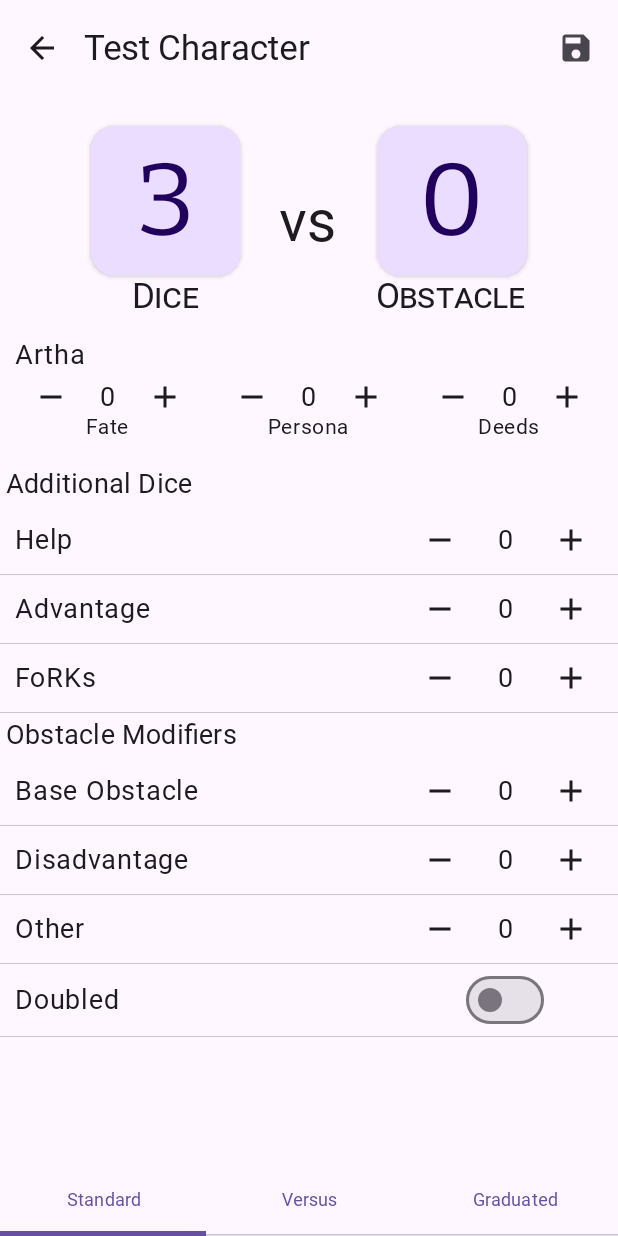
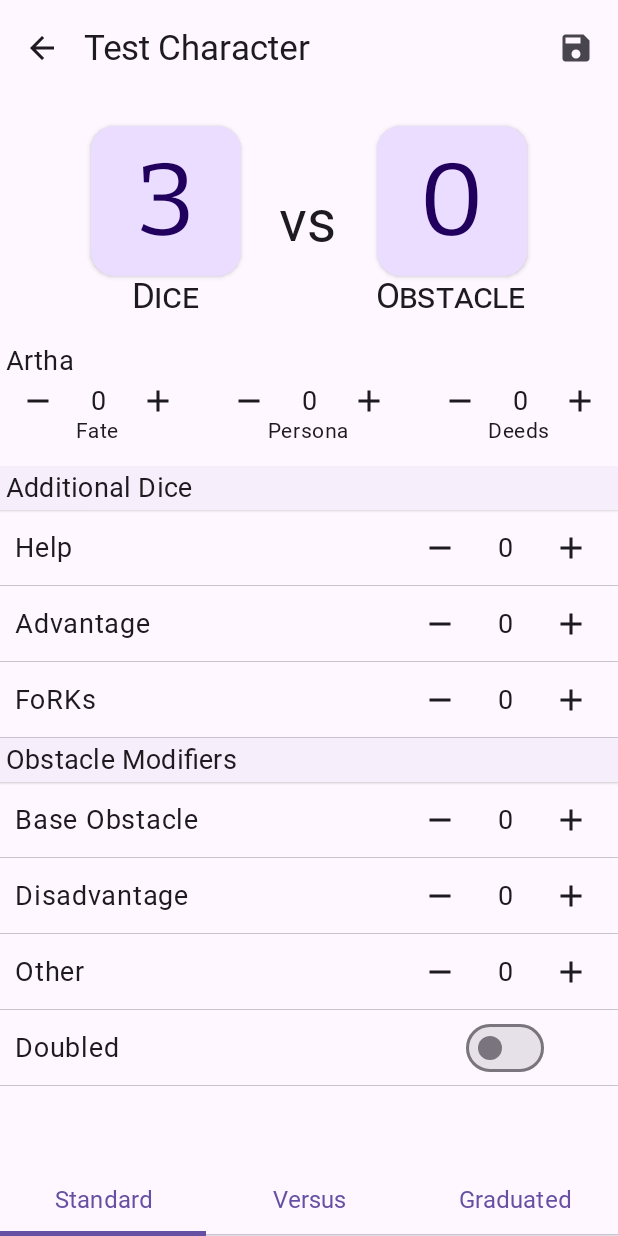
Before and after one commit to CiaraSouthgate/BurningWheelTestTracker, an Android app built with Jetpack Compose: the @Preview function RollScreenPreview, on a phone screen of 412 x 824 dp. Run offline under Robolectric (Android 15) with nearby library versions, the phone set to English and light mode, and no system bars; our stand-ins replace Room's generated code, livedata-compose; Roboto replaces fonts that are not available here.

Commit message:
UI details

```diff
--- a/app/src/main/java/com/ciarasouthgate/burningwheeltesttracker/ui/common/FormSection.kt
+++ b/app/src/main/java/com/ciarasouthgate/burningwheeltesttracker/ui/common/FormSection.kt
@@ -13,18 +13,32 @@ import androidx.compose.ui.unit.dp
 
 @Composable
 fun FormSection(
+    modifier: Modifier = Modifier, titleRes: Int? = null, content: @Composable () -> Unit
+) {
+    FormSection(
+        modifier = modifier,
+        title = {
+            titleRes?.let {
+                Text(
+                    stringResource(titleRes),
+                    style = MaterialTheme.typography.bodyLarge,
+                    modifier = Modifier.padding(bottom = 5.dp)
+                )
+            }
+        },
+        content = content
+    )
+
+}
+
+@Composable
+fun FormSection(
     modifier: Modifier = Modifier,
-    titleRes: Int? = null,
+    title: (@Composable () -> Unit)?,
     content: @Composable () -> Unit
 ) {
     Column(modifier = modifier.fillMaxWidth()) {
-        titleRes?.let {
-            Text(
-                stringResource(titleRes),
-                style = MaterialTheme.typography.bodyLarge,
-                modifier = Modifier.padding(bottom = 5.dp)
-            )
-        }
+        title?.invoke()
         Box(modifier = Modifier.padding(horizontal = 5.dp)) {
             content()
         }
--- a/app/src/main/java/com/ciarasouthgate/burningwheeltesttracker/ui/list/ListSectionWithHeader.kt
+++ b/app/src/main/java/com/ciarasouthgate/burningwheeltesttracker/ui/list/ListSectionWithHeader.kt
@@ -35,7 +35,9 @@ fun <T, U> ListSectionWithHeader(
                 Surface(
                     Modifier
                         .fillMaxWidth()
-                        .background(MaterialTheme.colorScheme.surfaceVariant)
+                        .background(MaterialTheme.colorScheme.surfaceVariant),
+                    tonalElevation = 1.dp,
+                    shadowElevation = 1.dp
                 ) {
                     Text(
                         labelMap?.get(category) ?: category.toString(),
--- a/app/src/main/java/com/ciarasouthgate/burningwheeltesttracker/ui/roll/RollDetail.kt
+++ b/app/src/main/java/com/ciarasouthgate/burningwheeltesttracker/ui/roll/RollDetail.kt
@@ -14,7 +14,6 @@ import androidx.compose.ui.Modifier
 import androidx.compose.ui.res.stringResource
 import androidx.compose.ui.tooling.preview.Preview
 import androidx.compose.ui.unit.dp
-import androidx.compose.ui.unit.sp
 import androidx.lifecycle.MutableLiveData
 import com.ciarasouthgate.burningwheeltesttracker.R
 import com.ciarasouthgate.burningwheeltesttracker.common.RollType
@@ -67,7 +66,7 @@ fun RollDetail(
                 TabRow(selectedTabIndex = selectedTabIndex) {
                     RollType.values().forEachIndexed { index, rollType ->
                         Tab(
-                            text = { Text(stringResource(rollType.nameRes), fontSize = 12.sp) },
+                            text = { Text(stringResource(rollType.nameRes)) },
                             selected = selectedTabIndex == index,
                             onClick = { selectedTabIndex = index }
                         )
--- a/app/src/main/java/com/ciarasouthgate/burningwheeltesttracker/ui/roll/RollDetailContent.kt
+++ b/app/src/main/java/com/ciarasouthgate/burningwheeltesttracker/ui/roll/RollDetailContent.kt
@@ -9,6 +9,7 @@ import androidx.compose.runtime.Composable
 import androidx.compose.ui.Alignment
 import androidx.compose.ui.Modifier
 import androidx.compose.ui.res.stringResource
+import androidx.compose.ui.text.font.FontWeight
 import androidx.compose.ui.tooling.preview.Preview
 import androidx.compose.ui.unit.dp
 import com.ciarasouthgate.burningwheeltesttracker.R
@@ -52,31 +53,39 @@ fun RollDetailContent(
                 )
                 NumberDisplay(
                     value = rollState.obstacle,
-                    label = stringResource(R.string.obstacle)
+                    label = stringResource(
+                        when (rollType) {
+                            RollType.VERSUS -> R.string.opponent
+                            else -> R.string.obstacle
+                        }
+                    )
                 )
             }
         }
 
         FormSection(
-            titleRes = R.string.artha,
-            modifier = Modifier.padding(horizontal = 10.dp)
+            title = {
+                Text(
+                    stringResource(R.string.artha),
+                    style = MaterialTheme.typography.titleMedium,
+                    fontWeight = FontWeight.Bold,
+                    modifier = Modifier.padding(4.dp)
+                )
+            }
         ) {
             Row(
                 horizontalArrangement = Arrangement.spacedBy(20.dp)
             ) {
                 listOf(
+                    IntRollModifier(R.string.fate, rollState.fate),
                     IntRollModifier(
-                        name = stringResource(R.string.fate),
-                        number = rollState.fate
-                    ),
-                    IntRollModifier(
-                        name = stringResource(R.string.persona),
-                        number = rollState.persona,
+                        R.string.persona,
+                        rollState.persona,
                         maxValue = MAX_PERSONA
                     ),
                     IntRollModifier(
-                        name = stringResource(R.string.deeds),
-                        number = rollState.deeds,
+                        R.string.deeds,
+                        rollState.deeds,
                         maxValue = 1
                     )
                 ).forEach {
@@ -89,44 +98,34 @@ fun RollDetailContent(
             }
         }
 
-        val modifiers = mapOf(
-            stringResource(R.string.additional_dice) to listOf(
-                IntRollModifier(
-                    name = stringResource(R.string.help),
-                    number = rollState.helpingDice
-                ),
-                IntRollModifier(
-                    name = stringResource(R.string.advantage),
-                    number = rollState.advantageDice
-                ),
-                IntRollModifier(
-                    name = stringResource(R.string.forks),
-                    number = rollState.forks
-                )
+        val diceModifiers = listOf(
+            IntRollModifier(R.string.help, rollState.helpingDice),
+            IntRollModifier(R.string.advantage, rollState.advantageDice),
+            IntRollModifier(R.string.forks, rollState.forks)
+        )
+        val obstacleModifiers = listOf(
+            IntRollModifier(
+                nameRes = when (rollType) {
+                    RollType.VERSUS -> R.string.opponent_roll
+                    else -> R.string.base_obstacle
+                },
+                number = rollState.baseObstacle
             ),
-            "Obstacle Modifiers" to listOf(
-                IntRollModifier(
-                    name = stringResource(R.string.base_obstacle),
-                    number = rollState.baseObstacle
-                ),
-                IntRollModifier(
-                    name = stringResource(R.string.disadvantage),
-                    number = rollState.disadvantage
-                ),
-                IntRollModifier(
-                    name = stringResource(R.string.other),
-                    number = rollState.otherObstacle
-                ),
-                BooleanRollModifier(
-                    name = stringResource(R.string.doubled),
-                    value = rollState.obstacleDoubled
-                )
-            )
+            IntRollModifier(R.string.disadvantage, rollState.disadvantage),
+            IntRollModifier(R.string.other, rollState.otherObstacle),
+            BooleanRollModifier(R.string.doubled, rollState.obstacleDoubled)
         )
+
+        val modifiers = mutableMapOf<String, List<RollModifier>>(
+            stringResource(R.string.additional_dice) to diceModifiers
+        )
+        if (rollType != RollType.GRADUATED) {
+            modifiers["Obstacle Modifiers"] = obstacleModifiers
+        }
 
         ListSectionWithHeader(
             grouped = modifiers,
-            key = { it.name }
+            key = { it.nameRes }
         ) {
             ModifierRow(rollModifier = it)
         }
@@ -141,12 +140,12 @@ private fun ModifierRow(
     Row(
         modifier = modifier
             .padding(horizontal = 10.dp)
-            .heightIn(45.dp),
+            .heightIn(50.dp),
         horizontalArrangement = Arrangement.SpaceBetween,
         verticalAlignment = Alignment.CenterVertically
     ) {
         Text(
-            rollModifier.name,
+            stringResource(rollModifier.nameRes),
             modifier = Modifier.weight(2f)
         )
         when (rollModifier) {
@@ -176,7 +175,7 @@ private fun RollCounter(
     val number = rollModifier.number
     FormCounter(
         modifier = modifier,
-        label = if (showLabel) rollModifier.name else null,
+        label = if (showLabel) stringResource(rollModifier.nameRes) else null,
         value = number.value,
         labelColor = MaterialTheme.colorScheme.onSurface,
         iconColor = MaterialTheme.colorScheme.onSurface,
--- a/app/src/main/java/com/ciarasouthgate/burningwheeltesttracker/ui/roll/RollModifier.kt
+++ b/app/src/main/java/com/ciarasouthgate/burningwheeltesttracker/ui/roll/RollModifier.kt
@@ -5,11 +5,11 @@ import com.ciarasouthgate.burningwheeltesttracker.util.decrement
 import com.ciarasouthgate.burningwheeltesttracker.util.increment
 
 sealed class RollModifier {
-    abstract val name: String
+    abstract val nameRes: Int
 }
 
 data class IntRollModifier(
-    override val name: String,
+    override val nameRes: Int,
     val number: MutableState<Int>,
     val maxValue: Int = Int.MAX_VALUE,
     val minValue: Int = 0,
@@ -18,7 +18,7 @@ data class IntRollModifier(
 ) : RollModifier()
 
 data class BooleanRollModifier(
-    override val name: String,
+    override val nameRes: Int,
     val value: MutableState<Boolean>,
     val onToggle: (Boolean) -> Unit = { value.value = it }
 ) : RollModifier()
```
Also changed, not shown: app/src/main/java/com/ciarasouthgate/burningwheeltesttracker/ui/list/ColumnListWithDividers.kt (+8 -3 lines), app/src/main/java/com/ciarasouthgate/burningwheeltesttracker/ui/roll/RollModifierList.kt (deleted, +0 -107 lines).
